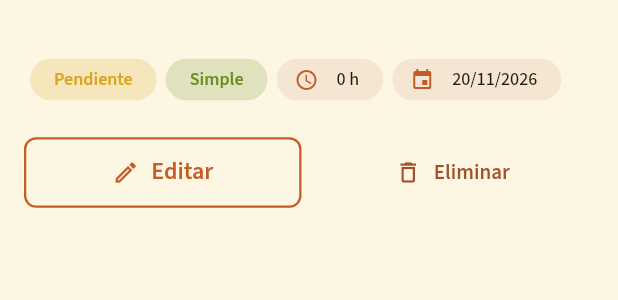
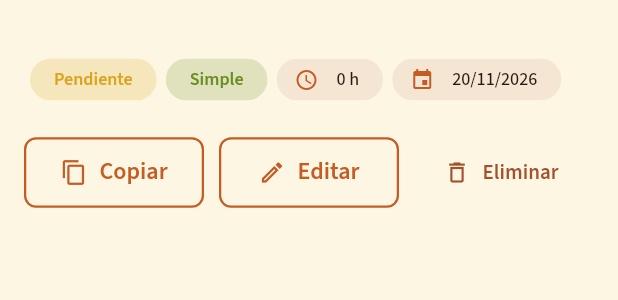
Before and after one commit to jualas/taskboard, a Flutter app: the _TaskDetailSheetBody widget shown alone on an empty page, opened directly with empty values, on a phone screen of 412 x 824 dp. Shown: the top 300 px of the screen. Run offline on Flutter 3.47's test engine with Material 3 defaults, Android fonts, the phone set to English and light mode, and no system bars; our stand-ins replace equatable, flutter_bloc, get_it, go_router, google_fonts, shared_preferences; accounts and stored records are empty.

Commit message:
feat(tasks): seleccionar y copiar el texto de las tareas
En Flutter Web el texto se pinta en canvas y no se podía seleccionar.
- Detalle de la tarea dentro de SelectionArea: título, metadatos,
  descripción y checklist se pueden seleccionar y copiar.
- Botón «Copiar» en el detalle, icono en la tarjeta del kanban y opción
  «Copiar texto» en la lista: copian la tarea entera como texto plano
  (título, estado, etiquetas, descripción y checklist con [x]/[ ]).

Co-Authored-By: Claude Opus 5.5 <noreply@anthropic.com>

```diff
--- a/frontend/lib/features/tasks/presentation/widgets/task_detail_sheet.dart
+++ b/frontend/lib/features/tasks/presentation/widgets/task_detail_sheet.dart
@@ -1,6 +1,7 @@
 import 'package:flutter/material.dart';
 
 import '../../domain/entities/task.dart';
+import '../utils/copy_task_text.dart';
 import '../../../../shared/themes/app_theme.dart';
 
 /// Muestra descripción completa, checklist interactivo, etiquetas y metadatos.
@@ -87,14 +88,16 @@ class _TaskDetailSheetBodyState extends State<_TaskDetailSheetBody> {
         Flexible(
           child: SingleChildScrollView(
             padding: const EdgeInsets.fromLTRB(20, 4, 20, 16),
+            // Todo el texto del detalle se puede seleccionar y copiar (en web, Flutter
+            // pinta el texto en canvas y sin esto no se puede seleccionar).
+            child: SelectionArea(
               child: Column(
                 crossAxisAlignment: CrossAxisAlignment.stretch,
                 children: [
                   Text(
                     task.title,
-                  style: Theme.of(sheetContext).textTheme.titleLarge?.copyWith(
-                        fontWeight: FontWeight.bold,
-                      ),
+                    style: Theme.of(sheetContext).textTheme.titleLarge
+                        ?.copyWith(fontWeight: FontWeight.bold),
                   ),
                   const SizedBox(height: 12),
                   Wrap(
@@ -105,18 +108,28 @@ class _TaskDetailSheetBodyState extends State<_TaskDetailSheetBody> {
                       _complexityChip(task.complexity),
                       if (task.estimatedHours != null)
                         Chip(
-                        avatar: const Icon(Icons.schedule, size: 16, color: AppColors.accentPrimary),
+                          avatar: const Icon(
+                            Icons.schedule,
+                            size: 16,
+                            color: AppColors.accentPrimary,
+                          ),
                           label: Text('${task.estimatedHours} h'),
-                        materialTapTargetSize: MaterialTapTargetSize.shrinkWrap,
+                          materialTapTargetSize:
+                              MaterialTapTargetSize.shrinkWrap,
                           visualDensity: VisualDensity.compact,
                         ),
                       if (task.dueDate != null)
                         Chip(
-                        avatar: const Icon(Icons.event, size: 16, color: AppColors.accentPrimary),
+                          avatar: const Icon(
+                            Icons.event,
+                            size: 16,
+                            color: AppColors.accentPrimary,
+                          ),
                           label: Text(
                             '${task.dueDate!.day}/${task.dueDate!.month}/${task.dueDate!.year}',
                           ),
-                        materialTapTargetSize: MaterialTapTargetSize.shrinkWrap,
+                          materialTapTargetSize:
+                              MaterialTapTargetSize.shrinkWrap,
                           visualDensity: VisualDensity.compact,
                         ),
                     ],
@@ -125,9 +138,8 @@ class _TaskDetailSheetBodyState extends State<_TaskDetailSheetBody> {
                     const SizedBox(height: 16),
                     Text(
                       'Etiquetas',
-                    style: Theme.of(sheetContext).textTheme.titleSmall?.copyWith(
-                          color: AppColors.textSecondary,
-                        ),
+                      style: Theme.of(sheetContext).textTheme.titleSmall
+                          ?.copyWith(color: AppColors.textSecondary),
                     ),
                     const SizedBox(height: 8),
                     Wrap(
@@ -137,9 +149,11 @@ class _TaskDetailSheetBodyState extends State<_TaskDetailSheetBody> {
                           .map(
                             (t) => Chip(
                               label: Text(t),
-                            materialTapTargetSize: MaterialTapTargetSize.shrinkWrap,
+                              materialTapTargetSize:
+                                  MaterialTapTargetSize.shrinkWrap,
                               visualDensity: VisualDensity.compact,
-                            backgroundColor: AppColors.backgroundDark.withValues(alpha: 0.08),
+                              backgroundColor: AppColors.backgroundDark
+                                  .withValues(alpha: 0.08),
                             ),
                           )
                           .toList(),
@@ -149,33 +163,30 @@ class _TaskDetailSheetBodyState extends State<_TaskDetailSheetBody> {
                     const SizedBox(height: 20),
                     Text(
                       'Descripción',
-                    style: Theme.of(sheetContext).textTheme.titleSmall?.copyWith(
-                          color: AppColors.textSecondary,
-                        ),
+                      style: Theme.of(sheetContext).textTheme.titleSmall
+                          ?.copyWith(color: AppColors.textSecondary),
                     ),
                     const SizedBox(height: 8),
-                  SelectableText(
+                    Text(
                       task.description,
-                    style: Theme.of(sheetContext).textTheme.bodyMedium?.copyWith(
-                          height: 1.45,
-                        ),
+                      style: Theme.of(
+                        sheetContext,
+                      ).textTheme.bodyMedium?.copyWith(height: 1.45),
                     ),
                   ],
                   if (task.hasSubtasks) ...[
                     const SizedBox(height: 20),
                     Text(
                       'Checklist (${task.subtasksDoneCount}/${task.subtasksTotalCount})',
-                    style: Theme.of(sheetContext).textTheme.titleSmall?.copyWith(
-                          color: AppColors.textSecondary,
-                        ),
+                      style: Theme.of(sheetContext).textTheme.titleSmall
+                          ?.copyWith(color: AppColors.textSecondary),
                     ),
                     if (widget.onChecklistPersist != null) ...[
                       const SizedBox(height: 4),
                       Text(
                         'Forma parte de la tarea: se guarda al marcar.',
-                      style: Theme.of(sheetContext).textTheme.bodySmall?.copyWith(
-                            color: AppColors.accentPrimary,
-                          ),
+                        style: Theme.of(sheetContext).textTheme.bodySmall
+                            ?.copyWith(color: AppColors.accentPrimary),
                       ),
                     ],
                     const SizedBox(height: 8),
@@ -196,8 +207,13 @@ class _TaskDetailSheetBodyState extends State<_TaskDetailSheetBody> {
                                 padding: const EdgeInsets.only(top: 10),
                                 child: Text(
                                   s.title,
-                                style: Theme.of(sheetContext).textTheme.bodyMedium?.copyWith(
-                                      decoration: s.isDone ? TextDecoration.lineThrough : null,
+                                  style: Theme.of(sheetContext)
+                                      .textTheme
+                                      .bodyMedium
+                                      ?.copyWith(
+                                        decoration: s.isDone
+                                            ? TextDecoration.lineThrough
+                                            : null,
                                         color: s.isDone
                                             ? AppColors.textSecondary
                                             : AppColors.textPrimary,
@@ -214,10 +230,19 @@ class _TaskDetailSheetBodyState extends State<_TaskDetailSheetBody> {
               ),
             ),
           ),
+        ),
         Padding(
           padding: EdgeInsets.fromLTRB(16, 8, 16, 16 + widget.bottomPadding),
           child: Row(
             children: [
+              Expanded(
+                child: OutlinedButton.icon(
+                  onPressed: () => copyTaskToClipboard(_displayed),
+                  icon: const Icon(Icons.copy_outlined),
+                  label: const Text('Copiar'),
+                ),
+              ),
+              const SizedBox(width: 10),
               Expanded(
                 child: OutlinedButton.icon(
                   onPressed: () {
@@ -235,7 +260,10 @@ class _TaskDetailSheetBodyState extends State<_TaskDetailSheetBody> {
                     Navigator.of(sheetContext).pop();
                     widget.onDelete();
                   },
-                  icon: const Icon(Icons.delete_outline, color: AppColors.error),
+                  icon: const Icon(
+                    Icons.delete_outline,
+                    color: AppColors.error,
+                  ),
                   label: const Text(
                     'Eliminar',
                     style: TextStyle(color: AppColors.error),
```
Also changed, not shown: frontend/lib/features/tasks/presentation/screens/kanban_board.dart (+11 -0 lines), frontend/lib/features/tasks/presentation/screens/tasks_list.dart (+14 -0 lines), frontend/lib/features/tasks/presentation/utils/copy_task_text.dart (added, +43 -0 lines), 1 other file. Lines whose indentation alone changed are shown as unchanged.
